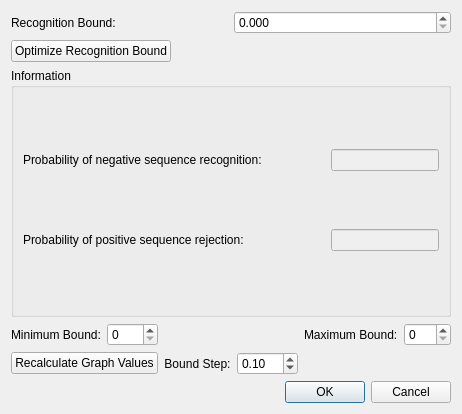
This is src/plugins/expert_discovery/src/ui/ExpertDiscoverySetupRecBoundDialog.ui in violethaze74/ugene as Qt 5 draws it before an edit. The edited form follows.
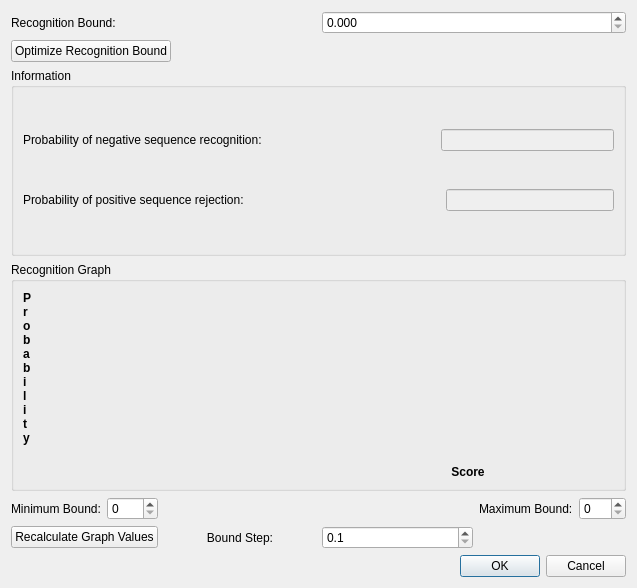
This is the edited form.

Commit message: UGENE-673: ExpertDiscovery recognition error graph

Diff of the .ui file:
```diff
--- a/src/plugins/expert_discovery/src/ui/ExpertDiscoverySetupRecBoundDialog.ui
+++ b/src/plugins/expert_discovery/src/ui/ExpertDiscoverySetupRecBoundDialog.ui
@@ -9,8 +9,8 @@
    <rect>
     <x>0</x>
     <y>0</y>
-    <width>462</width>
-    <height>414</height>
+    <width>637</width>
+    <height>588</height>
    </rect>
   </property>
   <property name="windowTitle">
@@ -153,14 +153,7 @@
      </layout>
     </widget>
    </item>
-   <item row="6" column="0" colspan="2">
-    <layout class="QHBoxLayout" name="graphLayout">
-     <property name="sizeConstraint">
-      <enum>QLayout::SetDefaultConstraint</enum>
-     </property>
-    </layout>
-   </item>
-   <item row="12" column="1">
+   <item row="13" column="1">
     <widget class="QDialogButtonBox" name="buttonBox">
      <property name="orientation">
       <enum>Qt::Horizontal</enum>
@@ -170,7 +163,7 @@
      </property>
     </widget>
    </item>
-   <item row="7" column="0" colspan="2">
+   <item row="8" column="0" colspan="2">
     <layout class="QGridLayout" name="gridLayout_2">
      <item row="0" column="0">
       <widget class="QLabel" name="label_4">
@@ -250,6 +243,12 @@
      </item>
      <item row="1" column="3">
       <widget class="QDoubleSpinBox" name="stepSpin">
+       <property name="decimals">
+        <number>1</number>
+       </property>
+       <property name="minimum">
+        <double>0.100000000000000</double>
+       </property>
        <property name="maximum">
         <double>50.000000000000000</double>
        </property>
@@ -270,6 +269,74 @@
      </item>
     </layout>
    </item>
+   <item row="6" column="0" colspan="2">
+    <widget class="QGroupBox" name="groupBox_2">
+     <property name="title">
+      <string>Recognition Graph</string>
+     </property>
+     <layout class="QGridLayout" name="gridLayout_3">
+      <item row="0" column="1">
+       <layout class="QHBoxLayout" name="graphLayout">
+        <property name="sizeConstraint">
+         <enum>QLayout::SetDefaultConstraint</enum>
+        </property>
+       </layout>
+      </item>
+      <item row="1" column="1">
+       <widget class="QLabel" name="label">
+        <property name="sizePolicy">
+         <sizepolicy hsizetype="Preferred" vsizetype="Minimum">
+          <horstretch>0</horstretch>
+          <verstretch>0</verstretch>
+         </sizepolicy>
+        </property>
+        <property name="font">
+         <font>
+          <weight>75</weight>
+          <bold>true</bold>
+         </font>
+        </property>
+        <property name="text">
+         <string>Score</string>
+        </property>
+        <property name="alignment">
+         <set>Qt::AlignCenter</set>
+        </property>
+       </widget>
+      </item>
+      <item row="0" column="0">
+       <widget class="QLabel" name="label_2">
+        <property name="sizePolicy">
+         <sizepolicy hsizetype="Minimum" vsizetype="Minimum">
+          <horstretch>0</horstretch>
+          <verstretch>0</verstretch>
+         </sizepolicy>
+        </property>
+        <property name="font">
+         <font>
+          <weight>75</weight>
+          <bold>true</bold>
+         </font>
+        </property>
+        <property name="text">
+         <string>P
+r
+o
+b
+a
+b
+i
+l
+i
+t
+y
+</string>
+        </property>
+       </widget>
+      </item>
+     </layout>
+    </widget>
+   </item>
   </layout>
  </widget>
  <tabstops>
```
The commit also changes 3 other files.
